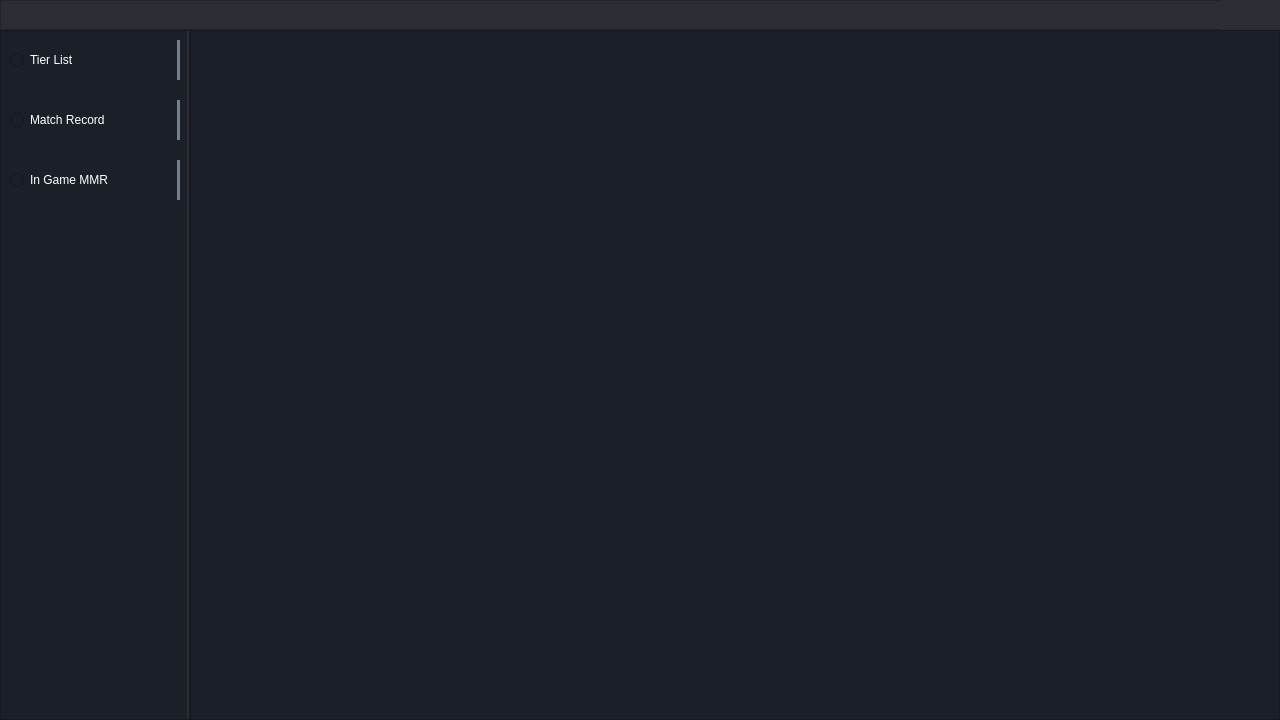
Above: Data/UI/MainUI/Main.ui from CSID-DGU/2024-1-OSSP2-team-08-GameAssistant before the change. Below: the same form after it.
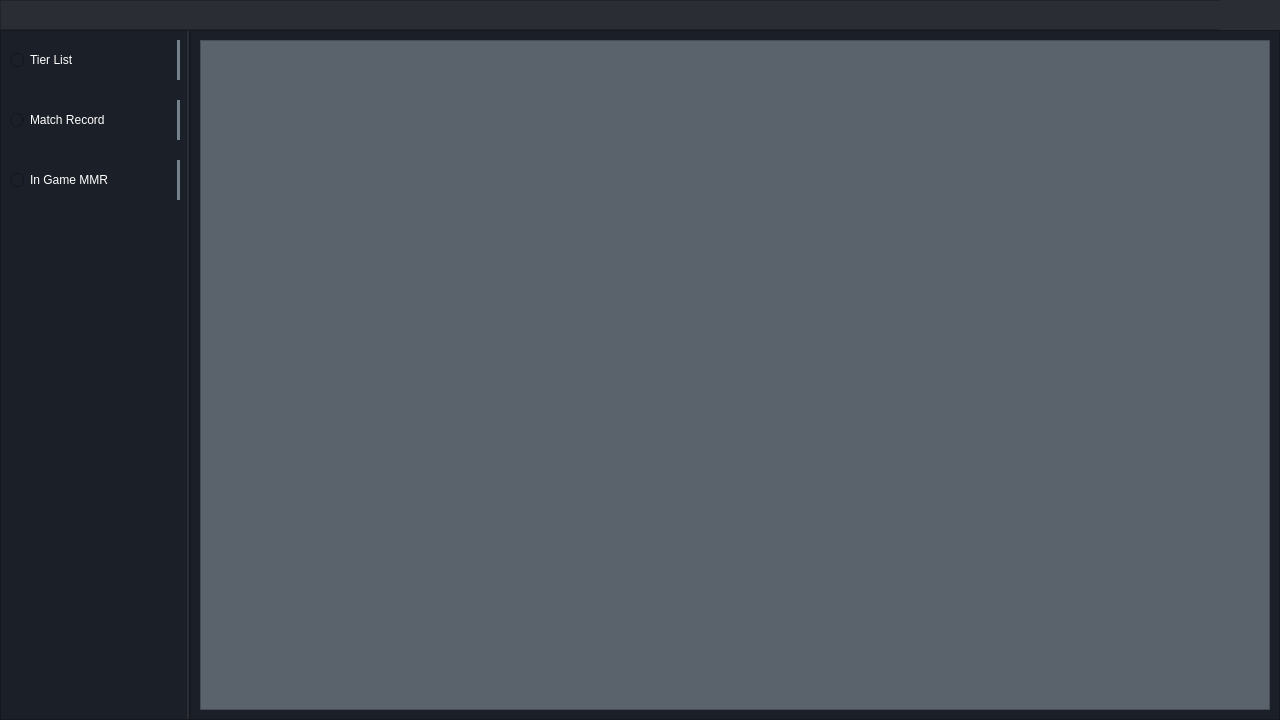
That is the form after the change. Icons and pictures are not drawn.

Diff of the .ui file:
```diff
--- a/Data/UI/MainUI/Main.ui
+++ b/Data/UI/MainUI/Main.ui
@@ -273,6 +273,25 @@
    <property name="frameShadow">
     <enum>QFrame::Raised</enum>
    </property>
+   <widget class="QFrame" name="TmpFrame">
+    <property name="geometry">
+     <rect>
+      <x>10</x>
+      <y>10</y>
+      <width>1070</width>
+      <height>670</height>
+     </rect>
+    </property>
+    <property name="styleSheet">
+     <string notr="true">background-color: rgb(90, 99, 108);</string>
+    </property>
+    <property name="frameShape">
+     <enum>QFrame::StyledPanel</enum>
+    </property>
+    <property name="frameShadow">
+     <enum>QFrame::Raised</enum>
+    </property>
+   </widget>
   </widget>
  </widget>
  <resources>
```
Left out of the diff: 16 changed lines with no effect on the pictures.
